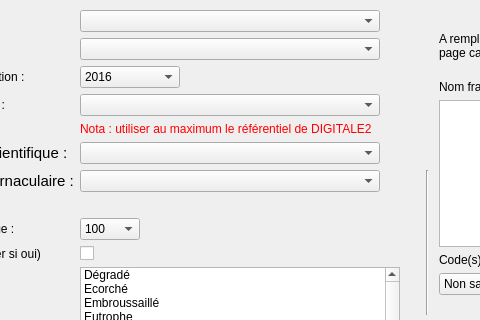
The window that ui_bdhabnat_dialog.ui (CEN-Hauts-de-France/bdhabnat_cenhdf) describes before a commit, drawn with Qt 5; both pictures show x 111 to 591 and y 0 to 320 of the 754 by 458 pixel window.
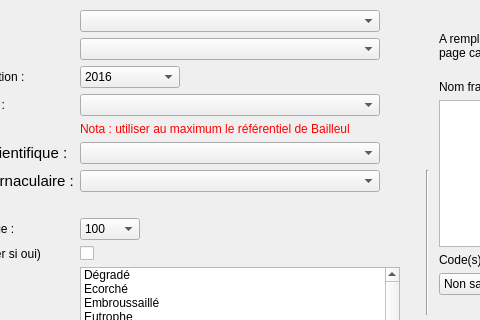
The same window after the commit.

What changed in the file:
```diff
--- a/ui_bdhabnat_dialog.ui
+++ b/ui_bdhabnat_dialog.ui
@@ -661,7 +661,7 @@
     <item row="5" column="1">
      <widget class="QLabel" name="lbl_refcbnbl">
       <property name="text">
-       <string>&lt;html&gt;&lt;head/&gt;&lt;body&gt;&lt;p&gt;&lt;span style=&quot; font-size:9pt; color:#ff0000;&quot;&gt;Nota : utiliser au maximum le référentiel de DIGITALE2&lt;/span&gt;&lt;/p&gt;&lt;/body&gt;&lt;/html&gt;</string>
+       <string>&lt;html&gt;&lt;head/&gt;&lt;body&gt;&lt;p&gt;&lt;span style=&quot; font-size:9pt; color:#ff0000;&quot;&gt;Nota : utiliser au maximum le référentiel de Bailleul&lt;/span&gt;&lt;/p&gt;&lt;/body&gt;&lt;/html&gt;</string>
       </property>
      </widget>
     </item>
```
Left out of the diff: 3 changed lines with no effect on the pictures.
